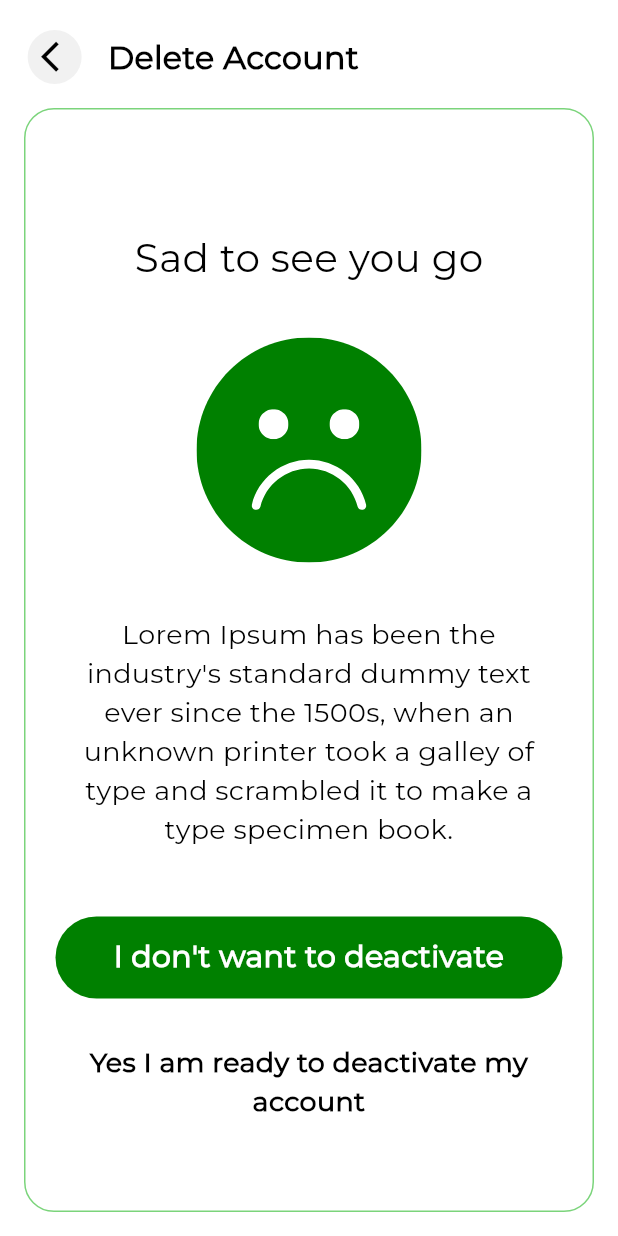
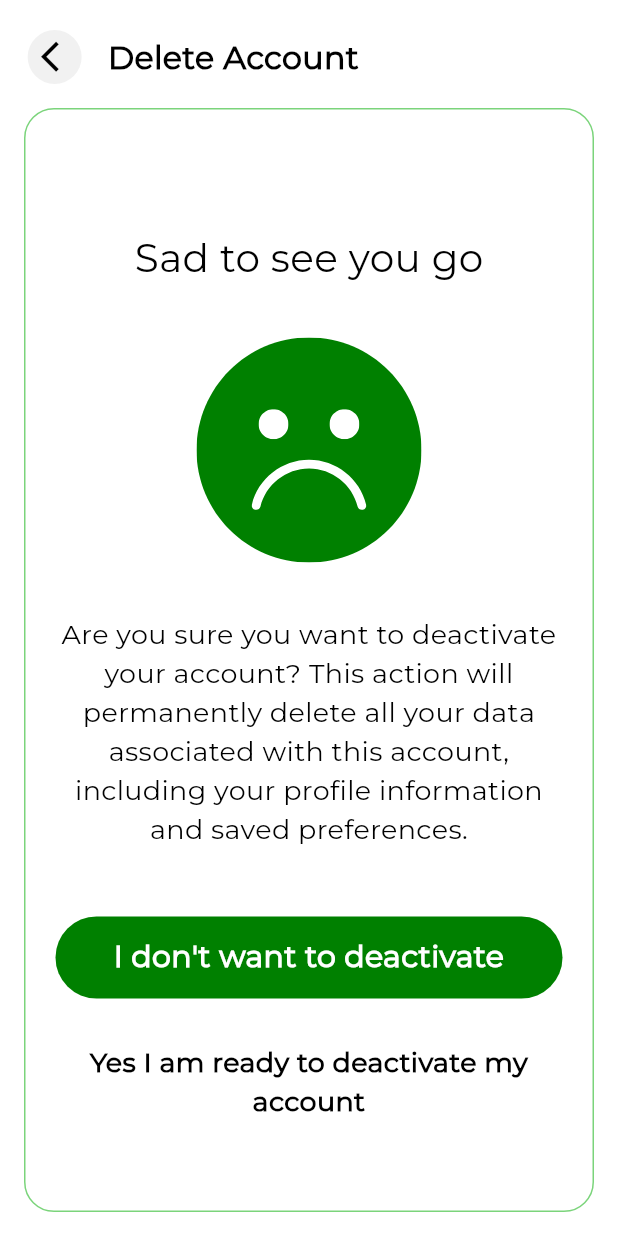
Before and after one commit to kishan06/FarmFeeders, a Flutter app: the DeleteAccountScreen screen opened directly, on a phone screen of 412 x 824 dp. Run offline on Flutter 3.47's test engine with Material 3 defaults, Android fonts, the phone set to English and light mode, and no system bars; our stand-ins replace another_flushbar, buttons_tabbar, cached_network_image, carousel_slider, connectivity_plus, dio and 28 more; missing offline and left inert: appinio_video_player, expansion_tile_group, flutter_share, flutter_stripe, onesignal_flutter, video_compress; accounts and stored records are empty.

Commit message:
bug fix and changes

```diff
--- a/lib/view/deleteAccount/deleteAccountScreen.dart
+++ b/lib/view/deleteAccount/deleteAccountScreen.dart
@@ -50,7 +50,7 @@ class DeleteAccountScreen extends StatelessWidget {
                 ),
                 const Gap(35),
                 Text(
-                  'Lorem Ipsum has been the industry\'s standard dummy text ever since the 1500s, when an unknown printer took a galley of type and scrambled it to make a type specimen book.',
+                  'Are you sure you want to deactivate your account? This action will permanently delete all your data associated with this account, including your profile information and saved preferences.',
                   style: GoogleFonts.montserrat(
                     fontSize: 18,
                     fontWeight: FontWeight.w500,
```
